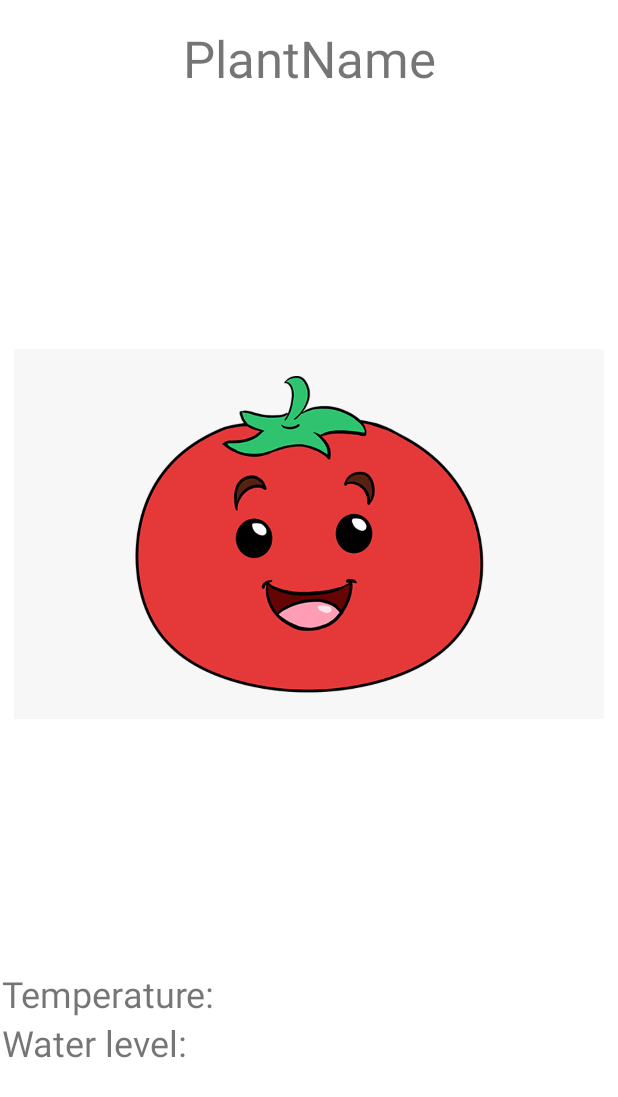
After one commit to CptKaffeeTasse/auTomato, an Android app: the layout activity_plant_details.xml on its own in the app's theme, with its tools: preview values and no code run, on a phone screen of 412 x 824 dp. The commit adds this screen. Shown: the top 1097 px of the screen. Run offline under Robolectric (Android 15) with nearby library versions, the phone set to English and light mode, and no system bars.

Commit message:
add plant details

```diff
--- a/app/src/main/AndroidManifest.xml
+++ b/app/src/main/AndroidManifest.xml
@@ -10,12 +10,14 @@
         android:supportsRtl="true"
         android:theme="@style/Theme.AuTomato">
         <activity
+            android:name=".PlantDetails"
+            android:exported="false" />
+        <activity
             android:name=".MainActivity"
-            android:exported="true">
-        </activity>
+            android:exported="true"></activity>
         <activity
             android:name=".LoadingScreen"
-            android:exported="true" >
+            android:exported="true">
             <intent-filter>
                 <action android:name="android.intent.action.MAIN" />
 
--- /dev/null
+++ b/app/src/main/java/com/example/automato/PlantDetails.java
@@ -0,0 +1,27 @@
+package com.example.automato;
+
+import android.os.Bundle;
+import android.widget.ImageView;
+import android.widget.TextView;
+
+import androidx.appcompat.app.AppCompatActivity;
+
+public class PlantDetails extends AppCompatActivity {
+    Plant plant = new Plant("Tomate", "Tobi");
+
+    @Override
+    protected void onCreate(Bundle savedInstanceState) {
+        super.onCreate(savedInstanceState);
+        setContentView(R.layout.activity_plant_details);
+
+        TextView plantName = findViewById(R.id.plantName);
+        ImageView plantPicture = findViewById(R.id.plantPicture);
+        TextView currWaterlvl = findViewById(R.id.curr_water);
+        TextView currTemp = findViewById(R.id.curr_temp);
+
+        plantName.setText(plant.getName());
+        plantPicture.setImageResource(plant.getPicture());
+        currWaterlvl.setText(plant.getWaterlevel() + "%");
+        currTemp.setText(plant.getTemperature() + "°C");
+    }
+}
--- /dev/null
+++ b/app/src/main/res/layout/activity_plant_details.xml
@@ -0,0 +1,96 @@
+<?xml version="1.0" encoding="utf-8"?>
+<androidx.constraintlayout.widget.ConstraintLayout xmlns:android="http://schemas.android.com/apk/res/android"
+    xmlns:app="http://schemas.android.com/apk/res-auto"
+    xmlns:tools="http://schemas.android.com/tools"
+    android:layout_width="match_parent"
+    android:layout_height="match_parent"
+    tools:context=".PlantDetails">
+
+    <TextView
+        android:id="@+id/plantName"
+        android:layout_width="0dp"
+        android:layout_height="50dp"
+        android:layout_marginStart="32dp"
+        android:layout_marginTop="16dp"
+        android:layout_marginEnd="32dp"
+        android:textAlignment="center"
+        android:textSize="34sp"
+        app:layout_constraintEnd_toEndOf="parent"
+        app:layout_constraintStart_toStartOf="parent"
+        app:layout_constraintTop_toTopOf="parent"
+        tools:text="PlantName" />
+
+    <ScrollView
+        android:layout_width="0dp"
+        android:layout_height="0dp"
+        android:layout_marginStart="1dp"
+        android:layout_marginEnd="1dp"
+        app:layout_constraintBottom_toBottomOf="parent"
+        app:layout_constraintEnd_toEndOf="parent"
+        app:layout_constraintHorizontal_bias="1.0"
+        app:layout_constraintStart_toStartOf="parent"
+        app:layout_constraintTop_toBottomOf="@+id/plantName"
+        app:layout_constraintVertical_bias="0.0">
+
+        <LinearLayout
+            android:layout_width="match_parent"
+            android:layout_height="wrap_content"
+            android:orientation="vertical">
+
+            <ImageView
+                android:id="@+id/plantPicture"
+                android:layout_width="match_parent"
+                android:layout_height="match_parent"
+                android:layout_marginStart="8dp"
+                android:layout_marginTop="8dp"
+                android:layout_marginEnd="8dp"
+                android:layout_marginBottom="8dp"
+                android:contentDescription="@string/plantPictureDesc"
+                app:srcCompat="@drawable/tomato" />
+
+            <LinearLayout
+                android:layout_width="match_parent"
+                android:layout_height="match_parent"
+                android:layout_weight="1"
+                android:orientation="horizontal">
+
+                <TextView
+                    android:id="@+id/tempdesc"
+                    android:layout_width="wrap_content"
+                    android:layout_height="wrap_content"
+                    android:layout_weight="1"
+                    android:text="@string/tempDescr"
+                    android:textSize="24sp" />
+
+                <TextView
+                    android:id="@+id/curr_temp"
+                    android:layout_width="wrap_content"
+                    android:layout_height="wrap_content"
+                    android:layout_weight="1"
+                    android:textSize="24sp" />
+            </LinearLayout>
+
+            <LinearLayout
+                android:layout_width="match_parent"
+                android:layout_height="wrap_content"
+                android:orientation="horizontal">
+
+                <TextView
+                    android:id="@+id/waterdesc"
+                    android:layout_width="wrap_content"
+                    android:layout_height="wrap_content"
+                    android:layout_weight="1"
+                    android:text="@string/waterLevelDescr"
+                    android:textSize="24sp" />
+
+                <TextView
+                    android:id="@+id/curr_water"
+                    android:layout_width="wrap_content"
+                    android:layout_height="wrap_content"
+                    android:layout_weight="1"
+                    android:textSize="24sp" />
+            </LinearLayout>
+
+        </LinearLayout>
+    </ScrollView>
+</androidx.constraintlayout.widget.ConstraintLayout>
--- a/app/src/main/res/values/strings.xml
+++ b/app/src/main/res/values/strings.xml
@@ -2,4 +2,7 @@
     <string name="app_name">auTomato</string>
     <string name="underline">______________________________________________________</string>
     <string name="your_plants">Your plants</string>
+    <string name="plantPictureDesc">This is a picture of your plant</string>
+    <string name="waterLevelDescr">Water level:  </string>
+    <string name="tempDescr">"Temperature:  "</string>
 </resources>
```
